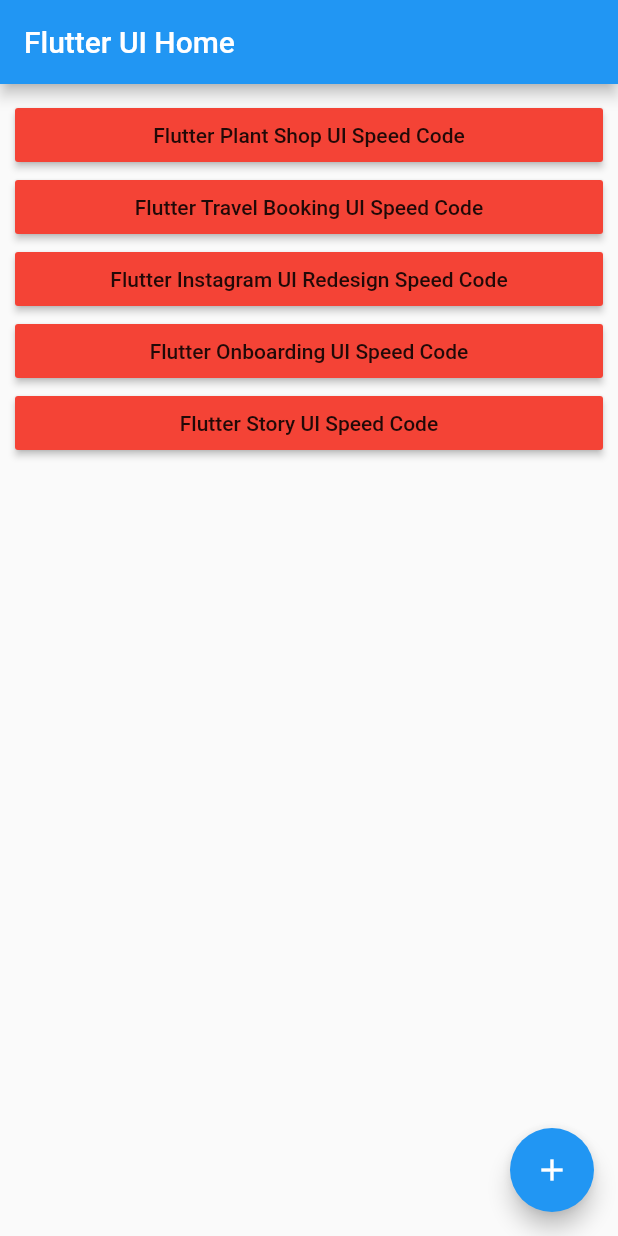
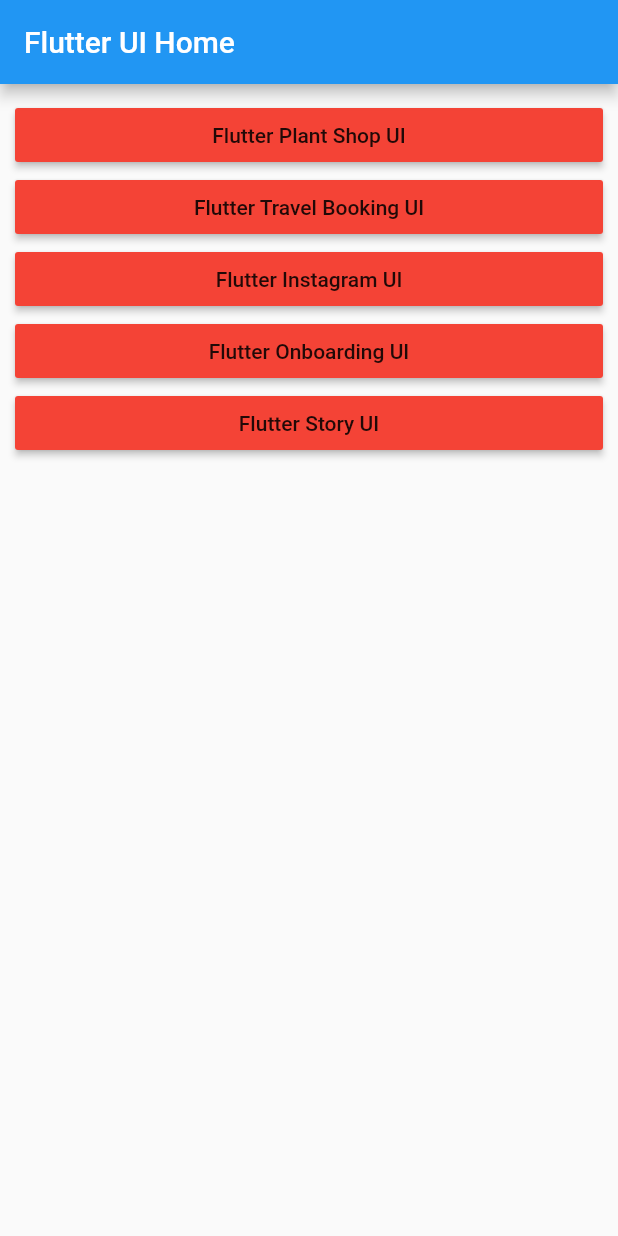
Before and after one commit to jayanprabodha/flutter_ui, a Flutter app: the screen it shows after launch, on a phone screen of 412 x 824 dp. Run offline on Flutter 3.47's test engine with Material 2 defaults, Android fonts, the phone set to English and light mode, and no system bars.

Commit message:
coding modification

```diff
--- a/lib/main.dart
+++ b/lib/main.dart
@@ -53,13 +53,6 @@ class MyHomePage extends StatefulWidget {
 }
 
 class _MyHomePageState extends State<MyHomePage> {
-  int _counter = 0;
-
-  void _incrementCounter() {
-    setState(() {
-      _counter++;
-    });
-  }
 
   @override
   Widget build(BuildContext context) {
@@ -72,7 +65,7 @@ class _MyHomePageState extends State<MyHomePage> {
         children: <Widget>[
             RaisedButton(
             color: Colors.red,
-            child: Text('Flutter Plant Shop UI Speed Code'),
+            child: Text('Flutter Plant Shop UI'),
             onPressed: () {
             Navigator.push(
               context,
@@ -82,7 +75,7 @@ class _MyHomePageState extends State<MyHomePage> {
           ),
           RaisedButton(
             color: Colors.red,
-            child: Text('Flutter Travel Booking UI Speed Code'),
+            child: Text('Flutter Travel Booking UI'),
             onPressed: () {
             Navigator.push(
               context,
@@ -92,7 +85,7 @@ class _MyHomePageState extends State<MyHomePage> {
           ),
           RaisedButton(
             color: Colors.red,
-            child: Text('Flutter Instagram UI Redesign Speed Code'),
+            child: Text('Flutter Instagram UI'),
             onPressed: () {
             Navigator.push(
               context,
@@ -102,7 +95,7 @@ class _MyHomePageState extends State<MyHomePage> {
           ),
           RaisedButton(
             color: Colors.red,
-            child: Text('Flutter Onboarding UI Speed Code'),
+            child: Text('Flutter Onboarding UI'),
             onPressed: () {
             Navigator.push(
               context,
@@ -112,7 +105,7 @@ class _MyHomePageState extends State<MyHomePage> {
           ),
           RaisedButton(
             color: Colors.red,
-            child: Text('Flutter Story UI Speed Code'),
+            child: Text('Flutter Story UI'),
             onPressed: () {
             Navigator.push(
               context,
@@ -124,11 +117,6 @@ class _MyHomePageState extends State<MyHomePage> {
 
 
       ),
-      floatingActionButton: FloatingActionButton(
-        onPressed: _incrementCounter,
-        tooltip: 'Increment',
-        child: Icon(Icons.add),
-      ), // This trailing comma makes auto-formatting nicer for build methods.
     );
   }
 }
```
